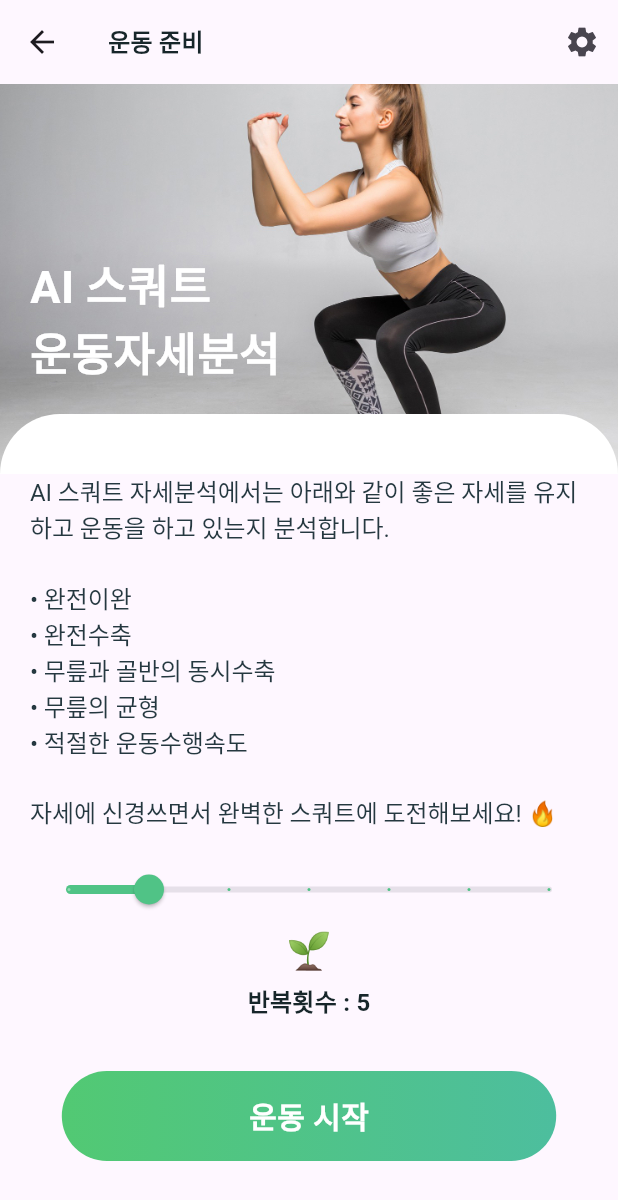
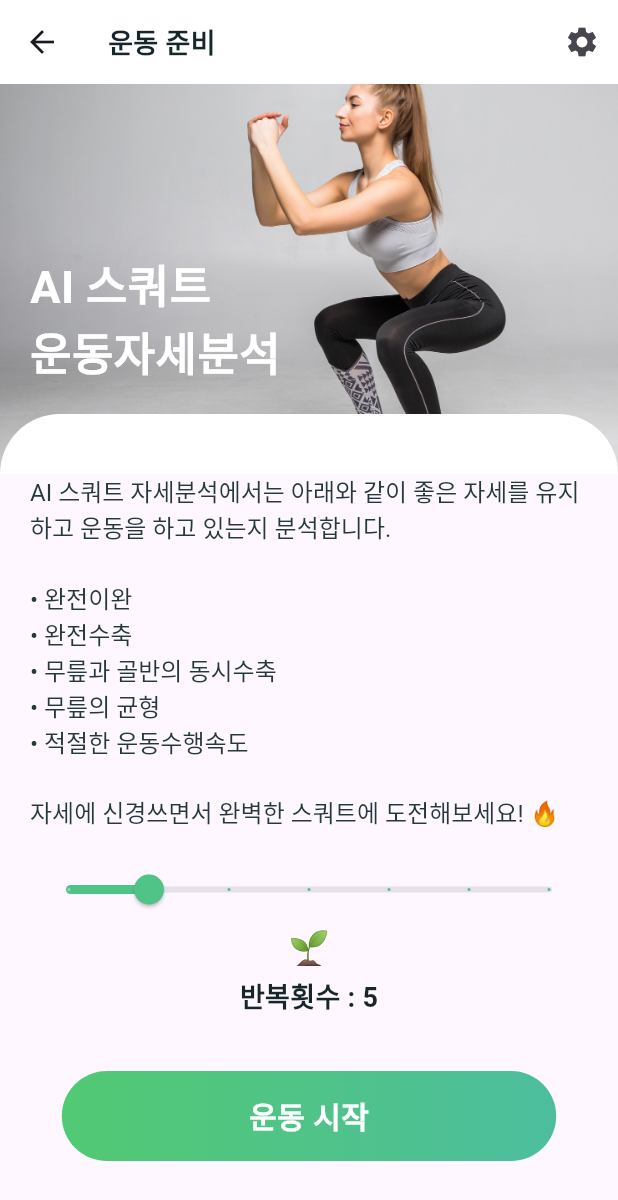
Before and after one commit to min9u/ai_trainer_mypt, a Flutter app: the screen it shows after launch, after a tap on an icon or button, on a phone screen of 412 x 824 dp. Shown: the top 1200 px of the screen. Run offline on Flutter 3.47's test engine with Material 3 defaults, Android fonts, the phone set to English and light mode, and no system bars; our stand-ins replace camera, fluttertoast, permission_handler; Roboto replaces fonts that are missing (Pretendard).

Commit message:
style: theme 변경

```diff
--- a/lib/models/track_data.dart
+++ b/lib/models/track_data.dart
@@ -1,11 +1,10 @@
 class TrackData {
-  TrackData({
-    this.imagePath = '',
+  TrackData(
+      {this.imagePath = '',
       this.title = '',
       this.difficulty = '',
       this.time = 0,
-    this.exerciseCount = 0
-  });
+      this.exerciseCount = 0});
 
   String imagePath;
   String title;
@@ -19,63 +18,54 @@ class TrackData {
         title: '선명한 등 만들기',
         difficulty: '상급',
         time: 20,
-      exerciseCount: 3
-    ),
+        exerciseCount: 3),
     TrackData(
         imagePath: 'assets/images/track/track_belly.jpg',
         title: '뱃살 태우기 🔥',
         difficulty: '초급',
         time: 15,
-      exerciseCount: 4
-    ),
+        exerciseCount: 4),
     TrackData(
         imagePath: 'assets/images/track/track_hanging.jpg',
         title: '매달려서 하는 운동',
         difficulty: '상급',
         time: 20,
-      exerciseCount: 3
-    ),
+        exerciseCount: 3),
     TrackData(
         imagePath: 'assets/images/track/track_dumbbell.jpg',
         title: '덤벨을 사용하는 전신 운동',
         difficulty: '중급',
         time: 15,
-      exerciseCount: 3
-    ),
+        exerciseCount: 3),
     TrackData(
         imagePath: 'assets/images/track/track_stretch.jpg',
         title: '운동 전 가벼운 스트레칭',
         difficulty: '초급',
         time: 10,
-      exerciseCount: 2
-    ),
+        exerciseCount: 2),
     TrackData(
         imagePath: 'assets/images/track/track_health.jpg',
-      title: '회사원들을 위한 체력 기르기',
+        title: '체력 기르기',
         difficulty: '중급',
         time: 20,
-      exerciseCount: 4
-    ),
+        exerciseCount: 4),
     TrackData(
         imagePath: 'assets/images/track/track_shoulder.jpg',
         title: '어깨뽕 만들기',
         difficulty: '중급',
         time: 15,
-      exerciseCount: 2
-    ),
+        exerciseCount: 2),
     TrackData(
         imagePath: 'assets/images/track/track_yoga.jpg',
         title: '마음과 몸을 편안하게, 요가',
         difficulty: '중급',
         time: 15,
-      exerciseCount: 4
-    ),
+        exerciseCount: 4),
     TrackData(
         imagePath: 'assets/images/track/track_arm.jpg',
         title: '소매를 꽉 채우는 팔 운동',
         difficulty: '중급',
         time: 20,
-      exerciseCount: 3
-    ),
+        exerciseCount: 3),
   ];
 }
--- a/lib/screens/fitness/component/category_view.dart
+++ b/lib/screens/fitness/component/category_view.dart
@@ -18,7 +18,7 @@ class CategoryView extends StatelessWidget {
             children: categoryItemList.map(
           (item) {
             return Padding(
-                padding: const EdgeInsets.fromLTRB(0, 8, 20, 8), child: item);
+                padding: const EdgeInsets.fromLTRB(0, 8, 22, 8), child: item);
           },
         ).toList()));
   }
@@ -28,12 +28,15 @@ class CategoryView extends StatelessWidget {
       children: [
         ClipOval(
           child: Image.asset(data.imagePath,
-              width: 80.0, height: 80.0, fit: BoxFit.cover),
+              width: 85.0, height: 85.0, fit: BoxFit.cover),
         ),
-        Text(data.titleText, style: AppTheme.textTheme.bodyLarge),
+        SizedBox(
+          height: 10,
+        ),
+        Text(data.titleText, style: AppTheme.textTheme.labelLarge),
         Text(
-          "${data.exerciseCount}개",
-          style: AppTheme.textTheme.bodySmall,
+          "${data.exerciseCount} 운동",
+          style: AppTheme.textTheme.labelSmall,
         )
       ],
     );
--- a/lib/screens/fitness/component/track_view.dart
+++ b/lib/screens/fitness/component/track_view.dart
@@ -62,13 +62,13 @@ class TrackItem extends StatelessWidget {
             borderRadius: BorderRadius.circular(20.0),
             child: Image.asset(
               data.imagePath,
-              width: 100.0,
-              height: 100.0,
+              width: 85.0,
+              height: 85.0,
               fit: BoxFit.cover,
             ),
           ),
           SizedBox(
-            width: 10,
+            width: 16,
           ),
           Container(
             width: 200,
@@ -79,17 +79,28 @@ class TrackItem extends StatelessWidget {
               children: [
                 Text(
                   data.title,
-                  style: AppTheme.textTheme.bodyLarge,
+                  style: AppTheme.textTheme.titleSmall,
+                ),
+                SizedBox(
+                  height: 4,
                 ),
                 Row(
                   children: [
                     SizedBox(
                       child: Text(data.difficulty,
-                          style: AppTheme.textTheme.bodyMedium),
+                          style: TextStyle(
+                              fontFamily: AppTheme.fontName,
+                              fontWeight: FontWeight.w400,
+                              fontSize: 16,
+                              color: AppTheme.lightText)),
                       width: 40,
                     ),
-                    Text('| ${data.time}분',
-                        style: AppTheme.textTheme.bodyMedium)
+                    Text('|   ${data.time}분',
+                        style: TextStyle(
+                            fontFamily: AppTheme.fontName,
+                            fontWeight: FontWeight.w400,
+                            fontSize: 16,
+                            color: AppTheme.lightText))
                   ],
                 )
               ],
--- a/lib/screens/fitness/exercise_preparation_page.dart
+++ b/lib/screens/fitness/exercise_preparation_page.dart
@@ -27,9 +27,10 @@ class ExercisePreparationPage extends StatelessWidget {
 
     return Scaffold(
         appBar: AppBar(
+          backgroundColor: Colors.white,
           title: Text(
             '운동 준비',
-            style: AppTheme.textTheme.titleLarge,
+            style: AppTheme.textTheme.titleMedium,
           ),
           actions: [
             IconButton(
@@ -194,7 +195,7 @@ class ExercisePreparationPage extends StatelessWidget {
         SizedBox(height: 5),
         Text(
           '반복횟수 : ${provider.exerciseInfo.targetCount}',
-          style: AppTheme.textTheme.titleLarge,
+          style: AppTheme.textTheme.titleMedium,
         ),
       ],
     );
--- a/lib/screens/fitness/fitness_home_screen.dart
+++ b/lib/screens/fitness/fitness_home_screen.dart
@@ -21,10 +21,13 @@ class _FitnessHomeScreenState extends State<FitnessHomeScreen> {
       title: '카테고리',
     ));
     listViews.add(const CategoryView());
+    listViews.add(const SizedBox(
+      height: 16,
+    ));
     listViews.add(TextView(title: 'AI 트레이너'));
     listViews.add(AiTrainerView());
     listViews.add(SizedBox(
-      height: 16,
+      height: 22,
     ));
     listViews.add(TextView(title: '운동 트랙'));
     listViews.add(SizedBox(
@@ -44,7 +47,7 @@ class _FitnessHomeScreenState extends State<FitnessHomeScreen> {
     return Container(
       color: AppTheme.chipBackground,
       child: Padding(
-        padding: const EdgeInsets.symmetric(horizontal: 14),
+        padding: const EdgeInsets.only(left: 14),
         child: SingleChildScrollView(
           physics: BouncingScrollPhysics(),
           child: Column(
--- a/lib/screens/mypt_app_home_screen.dart
+++ b/lib/screens/mypt_app_home_screen.dart
@@ -31,9 +31,10 @@ class _MyptAppHomeScreenState extends State<MyptAppHomeScreen> {
         selectedIndex: currentPageIndex,
         destinations: const [
           NavigationDestination(
-              selectedIcon: Icon(Icons.run_circle),
-              icon: Icon(Icons.run_circle_outlined),
-              label: '운동'),
+            selectedIcon: Icon(Icons.run_circle),
+            icon: Icon(Icons.run_circle_outlined),
+            label: '운동',
+          ),
           NavigationDestination(
               selectedIcon: Icon(Icons.insert_chart),
               icon: Icon(Icons.insert_chart_outlined),
@@ -54,7 +55,7 @@ class _MyptAppHomeScreenState extends State<MyptAppHomeScreen> {
         backgroundColor: AppTheme.chipBackground,
         title: Text(
           '운동',
-          style: AppTheme.textTheme.headlineSmall,
+          style: AppTheme.textTheme.titleLarge,
         ),
         centerTitle: false,
       );
--- a/lib/theme.dart
+++ b/lib/theme.dart
@@ -8,11 +8,12 @@ class AppTheme {
   static const Color white = Color(0xFFFFFFFF);
   static const Color nearlyBlack = Color(0xFF213333);
   static const Color grey = Color(0xFF3A5160);
-  static const Color dark_grey = Color(0xFF313A44);
+  static const Color darkGrey = Color(0xFF313A44);
 
   static const Color darkText = Color(0xFF253840);
   static const Color darkerText = Color(0xFF17262A);
   static const Color lightText = Color(0xFF4A6572);
+  static const Color greyText = Color.fromARGB(255, 121, 125, 126);
   static const Color deactivatedText = Color(0xFF767676);
   static const Color dismissibleBackground = Color(0xFF364A54);
   static const Color chipBackground = Color(0xFFEEF1F3);
@@ -20,14 +21,16 @@ class AppTheme {
   static const String fontName = 'Pretendard';
 
   static const TextTheme textTheme = TextTheme(
-    headlineMedium: display1,
-    headlineSmall: headline,
-    titleLarge: title,
-    titleSmall: subtitle,
-    bodyMedium: body2,
-    bodyLarge: body1,
-    bodySmall: caption,
-  );
+      headlineMedium: headlineMedium,
+      headlineSmall: headlineSmall,
+      titleLarge: titleLarge,
+      titleMedium: titleMedium,
+      titleSmall: titleSmall,
+      bodyMedium: bodyMedium,
+      bodyLarge: bodyLarge,
+      bodySmall: bodySmall,
+      labelLarge: labelLarge,
+      labelSmall: labelSmall);
 
   static const TextStyle whiteHeadline = TextStyle(
     fontFamily: fontName,
@@ -45,7 +48,7 @@ class AppTheme {
     color: white,
   );
 
-  static const TextStyle display1 = TextStyle(
+  static const TextStyle headlineMedium = TextStyle(
     fontFamily: fontName,
     fontWeight: FontWeight.bold,
     fontSize: 36,
@@ -54,7 +57,16 @@ class AppTheme {
     color: darkerText,
   );
 
-  static const TextStyle headline = TextStyle(
+  static const TextStyle headlineSmall = TextStyle(
+    fontFamily: fontName,
+    fontWeight: FontWeight.bold,
+    fontSize: 22,
+    letterSpacing: 0.24,
+    height: 1.3,
+    color: darkerText,
+  );
+
+  static const TextStyle titleLarge = TextStyle(
     fontFamily: fontName,
     fontWeight: FontWeight.bold,
     fontSize: 24,
@@ -62,23 +74,31 @@ class AppTheme {
     color: darkerText,
   );
 
-  static const TextStyle title = TextStyle(
+  static const TextStyle titleMedium = TextStyle(
     fontFamily: fontName,
     fontWeight: FontWeight.bold,
-    fontSize: 16,
-    letterSpacing: 0.18,
+    fontSize: 18,
+    letterSpacing: 0.22,
     color: darkerText,
   );
 
-  static const TextStyle subtitle = TextStyle(
+  static const TextStyle titleSmall = TextStyle(
     fontFamily: fontName,
-    fontWeight: FontWeight.w400,
-    fontSize: 14,
-    letterSpacing: -0.04,
+    fontWeight: FontWeight.w500,
+    fontSize: 18,
+    letterSpacing: 0.20,
     color: darkText,
   );
 
-  static const TextStyle body2 = TextStyle(
+  static const TextStyle bodyLarge = TextStyle(
+    fontFamily: fontName,
+    fontWeight: FontWeight.w400,
+    fontSize: 16,
+    letterSpacing: 0,
+    color: darkText,
+  );
+
+  static const TextStyle bodyMedium = TextStyle(
     fontFamily: fontName,
     fontWeight: FontWeight.w400,
     fontSize: 14,
@@ -86,19 +106,27 @@ class AppTheme {
     color: darkText,
   );
 
-  static const TextStyle body1 = TextStyle(
-    fontFamily: fontName,
-    fontWeight: FontWeight.w400,
-    fontSize: 16,
-    letterSpacing: -0.05,
-    color: darkText,
-  );
-
-  static const TextStyle caption = TextStyle(
+  static const TextStyle bodySmall = TextStyle(
     fontFamily: fontName,
     fontWeight: FontWeight.w400,
     fontSize: 12,
     letterSpacing: 0.2,
     color: lightText,
   );
+
+  static const TextStyle labelLarge = TextStyle(
+    fontFamily: fontName,
+    fontWeight: FontWeight.w500,
+    fontSize: 16,
+    letterSpacing: 0.2,
+    color: darkText,
+  );
+
+  static const TextStyle labelSmall = TextStyle(
+    fontFamily: fontName,
+    fontWeight: FontWeight.w400,
+    fontSize: 14,
+    letterSpacing: 0,
+    color: greyText,
+  );
 }
--- a/lib/widgets/text_view.dart
+++ b/lib/widgets/text_view.dart
@@ -11,7 +11,7 @@ class TextView extends StatelessWidget {
   Widget build(BuildContext context) {
     return Row(
       children: [
-        Text(this.title, style: AppTheme.textTheme.titleLarge),
+        Text(this.title, style: AppTheme.textTheme.titleMedium),
       ],
     );
   }
```
Lines whose indentation alone changed are shown as unchanged.
